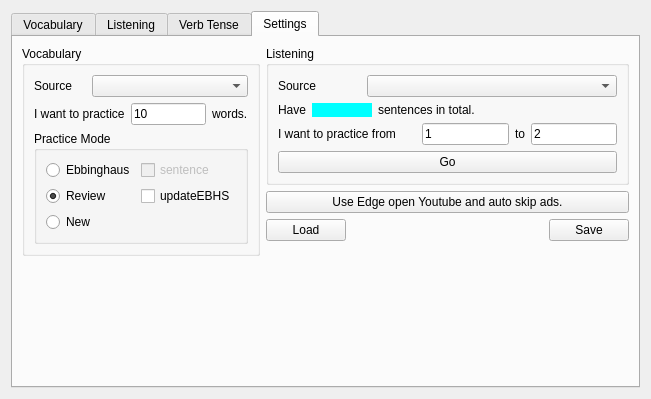
Qt form ui/EnglishPractice.ui (SuWeipeng/EnglishPractice) before a commit.
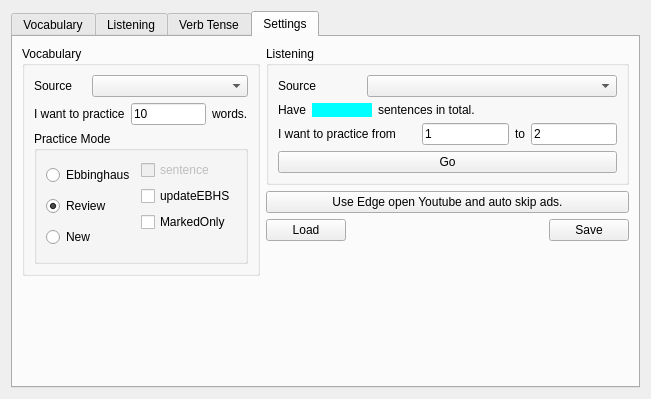
The same form after that commit. The open tabs and pages were chosen to show the change.

Commit message: Ebbinghaus 加入“只练习标记词”功能

Patch:
```diff
--- a/ui/EnglishPractice.ui
+++ b/ui/EnglishPractice.ui
@@ -913,6 +913,13 @@
                    </property>
                   </widget>
                  </item>
+                 <item>
+                  <widget class="QCheckBox" name="checkBox_4">
+                   <property name="text">
+                    <string>MarkedOnly</string>
+                   </property>
+                  </widget>
+                 </item>
                  <item>
                   <widget class="QLabel" name="label_13">
                    <property name="text">
```
The commit also changes 1 other file.
